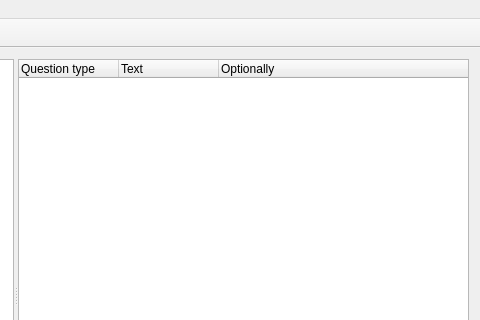
Old version of the form mainwindow.ui in the repository schmidtevgeny/moodle_question_import; both pictures show x 448 to 928 and y 0 to 320 of the 928 by 563 pixel window.
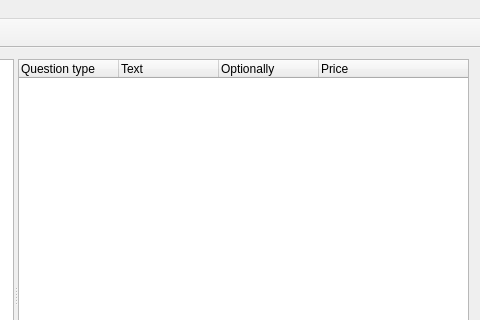
New version of the form. Icons and pictures are not drawn.

Commit message: extended input

Diff of the .ui file:
```diff
--- a/mainwindow.ui
+++ b/mainwindow.ui
@@ -52,6 +52,11 @@
          <string>Optionally</string>
         </property>
        </column>
+          <column>
+              <property name="text">
+                  <string>Price</string>
+              </property>
+          </column>
       </widget>
      </widget>
     </item>
```
Left out of the diff: 2 changed lines with no effect on the pictures. Lines whose indentation alone changed are shown as unchanged. The commit also changes 2 other files.
